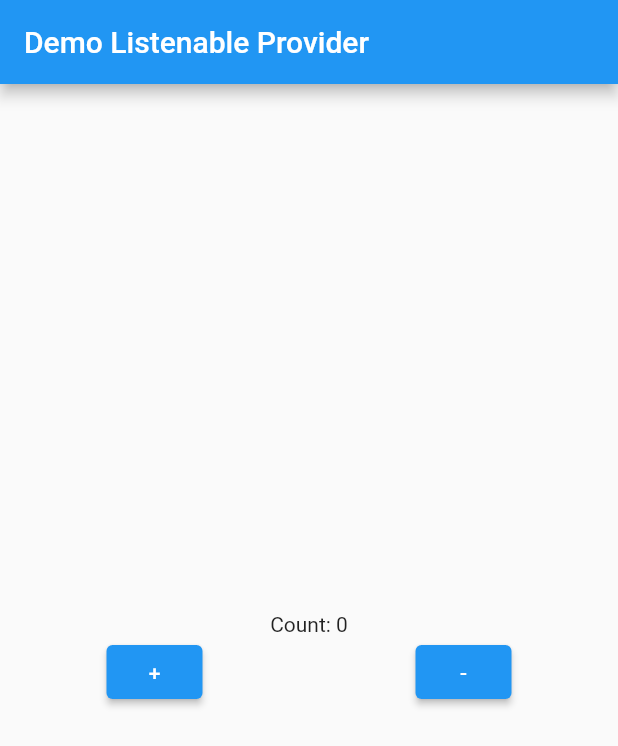
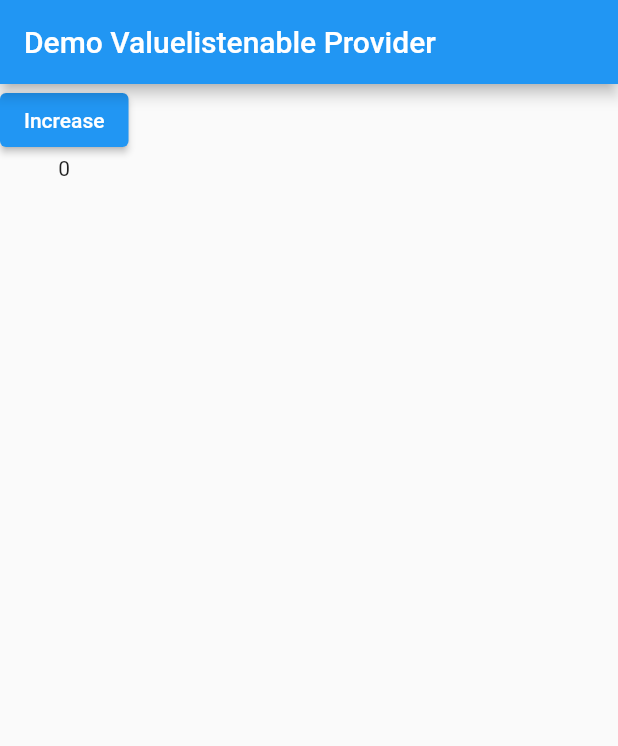
Before and after one commit to phamtanphat/flutter_provider_29092023, a Flutter app: the screen it shows after launch, on a phone screen of 412 x 824 dp. Shown: the top 746 px of the screen. Run offline on Flutter 3.47's test engine with Material 2 defaults, Android fonts, the phone set to English and light mode, and no system bars.

Commit message:
valuelistenable provider

```diff
--- a/lib/demo_listenable_provider.dart
+++ b/lib/demo_listenable_provider.dart
@@ -16,6 +16,10 @@ class Counter extends ChangeNotifier {
   void deCrease() {
     value -= 1;
     notifyListeners();
+  }
+
+  void destroy() {
+    dispose();
   }
 }
 
@@ -44,6 +48,12 @@ class _DemoListenableProviderState extends State<DemoListenableProvider> {
         ),
       ),
     );
+  }
+
+  @override
+  void dispose() {
+    super.dispose();
+    counter.dispose();
   }
 }
 
--- /dev/null
+++ b/lib/demo_value_listenable_provider.dart
@@ -0,0 +1,38 @@
+import 'package:flutter/material.dart';
+import 'package:provider/provider.dart';
+class Counter{
+  ValueNotifier<int> count = ValueNotifier(0);
+}
+
+class DemoValueListenableWidget extends StatelessWidget {
+
+  @override
+  Widget build(BuildContext context) {
+    print("Parent widget");
+    return Scaffold(
+      appBar: AppBar(
+        title: Text("Demo Valuelistenable Provider"),
+      ),
+      body: Provider(
+          create: (context) => Counter(),
+          child: Consumer<Counter>(
+            builder: (context, counter, child) {
+              return ValueListenableBuilder(
+                  valueListenable: counter.count,
+                  builder: (context, number, child){
+                    return Column(
+                        children: [
+                          ElevatedButton(onPressed: () {
+                            counter.count.value += 1;
+                          }, child: Text("Increase")),
+                          Text(number.toString())
+                        ]
+                    );
+                  }
+              );
+            },
+          )
+      ),
+    );
+  }
+}
--- a/lib/main.dart
+++ b/lib/main.dart
@@ -1,6 +1,7 @@
 import 'package:flutter/material.dart';
 import 'package:flutter_provider_29092023/demo_listenable_provider.dart';
 import 'package:flutter_provider_29092023/demo_provider.dart';
+import 'package:flutter_provider_29092023/demo_value_listenable_provider.dart';
 
 void main() {
   runApp(const MyApp());
@@ -17,7 +18,7 @@ class MyApp extends StatelessWidget {
       theme: ThemeData(
         primarySwatch: Colors.blue,
       ),
-      home: DemoListenableProvider()
+      home: DemoValueListenableWidget()
     );
   }
 }
```
